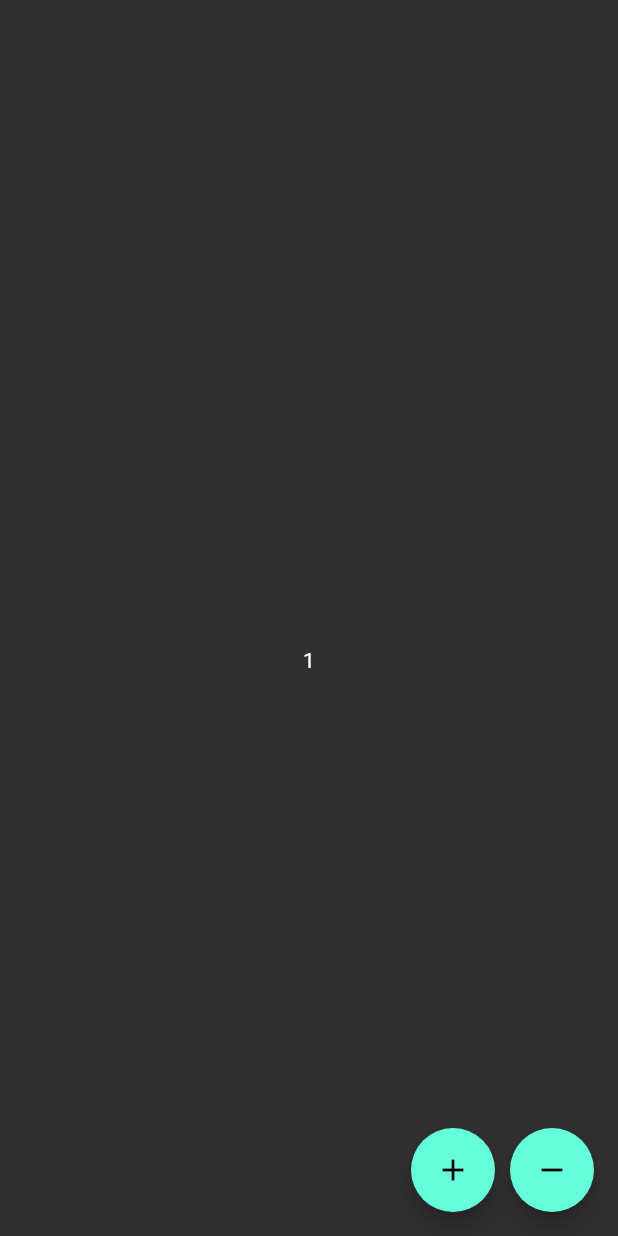
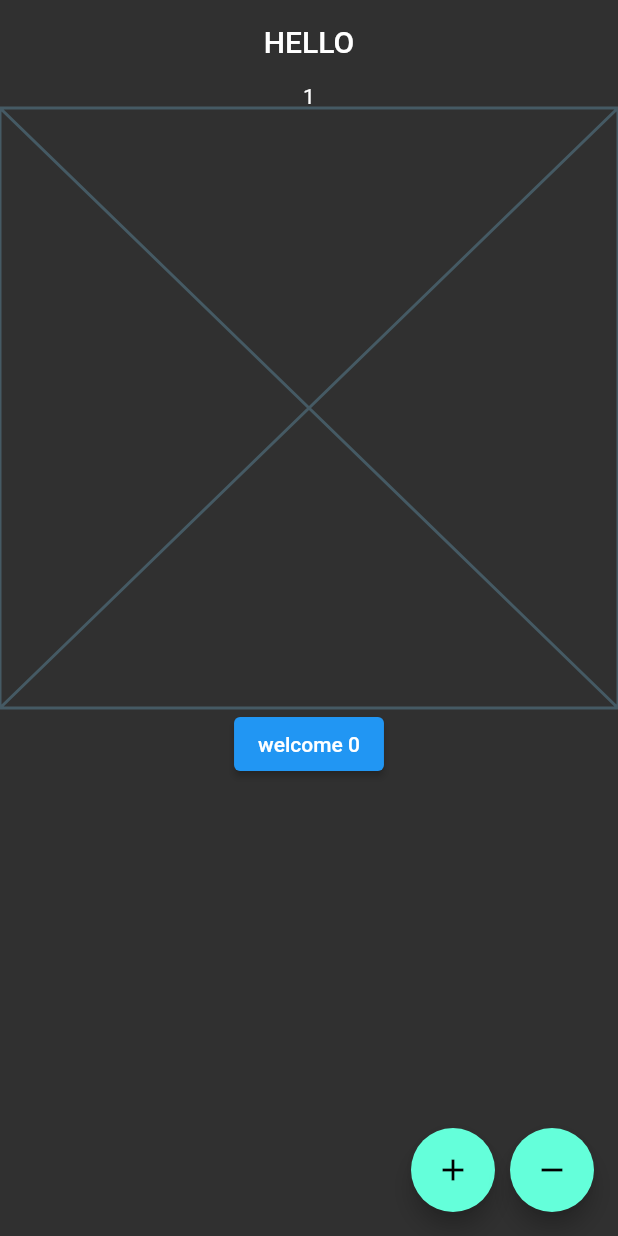
Before and after one commit to Deniz000/FlutterHints-Vb, a Flutter app: the screen it shows after launch, after a tap on the "add" icon, on a phone screen of 412 x 824 dp. Run offline on Flutter 3.47's test engine with Material 2 defaults, Android fonts, the phone set to English and light mode, and no system bars.

Commit message:
video 6.01

```diff
--- a/lib/101/stateful_learn.dart
+++ b/lib/101/stateful_learn.dart
@@ -1,4 +1,6 @@
 import 'package:flutter/material.dart';
+import 'package:flutterdeneme/product/counter_hello_button.dart';
+import 'package:flutterdeneme/product/language/language_item.dart';
 
 class StatefullLearn extends StatefulWidget {
   const StatefullLearn({super.key});
@@ -8,27 +10,60 @@ class StatefullLearn extends StatefulWidget {
 }
 
 class _StatefullLearnState extends State<StatefullLearn> {
+  int _countValue = 0;
+  int _counterCustom = 0;
+
+  void _updateCounter(bool isIncrement) {
+    if (isIncrement) {
+      setState(() {
+        ++_countValue;
+      });
+    } else {
+      setState(() {
+        --_countValue;
+      });
+    }
+  }
+
   @override
   Widget build(BuildContext context) {
     return Scaffold(
-      appBar: AppBar(),
+      appBar: AppBar(title: Text(LanguageItems.welcomeTitle)),
       floatingActionButton: Row(
         mainAxisSize: MainAxisSize.min,
         children: [
-          Padding(
-            padding: const EdgeInsets.only(right: 10),
-            child: FloatingActionButton(
-              onPressed: () {},
-              child: const Icon(Icons.add),
-            ),
-          ),
-          FloatingActionButton(
-            onPressed: () {},
-            child: const Icon(Icons.remove),
-          ),
+          _inc(),
+          _dec(),
         ],
       ),
-      body: const Center(child: Text('1')),
+      body: Column(
+        children: [
+          Center(child: Text(_countValue.toString())),
+          const Placeholder(),
+          const CounterHelloButton(),
+        ],
+      ),
+    );
+  }
+
+  FloatingActionButton _dec() {
+    return FloatingActionButton(
+      onPressed: () {
+        _updateCounter(false);
+      },
+      child: Icon(Icons.remove),
+    );
+  }
+
+  Padding _inc() {
+    return Padding(
+      padding: const EdgeInsets.only(right: 10),
+      child: FloatingActionButton(
+        onPressed: () {
+          _updateCounter(true);
+        },
+        child: Icon(Icons.add),
+      ),
     );
   }
 }
--- /dev/null
+++ b/lib/product/counter_hello_button.dart
@@ -0,0 +1,28 @@
+import 'package:flutter/material.dart';
+
+class CounterHelloButton extends StatefulWidget {
+  const CounterHelloButton({super.key});
+
+//32.23
+  @override
+  State<CounterHelloButton> createState() => _CounterHelloButtonState();
+}
+
+class _CounterHelloButtonState extends State<CounterHelloButton> {
+  int _counterCustom = 0;
+  final String _welcome = 'welcome';
+  void _updateCounter() {
+    setState(() {
+      ++_counterCustom;
+    });
+  }
+
+  @override
+  Widget build(BuildContext context) {
+    return ElevatedButton(
+        onPressed: () {
+          _updateCounter();
+        },
+        child: Text('$_welcome $_counterCustom'));
+  }
+}
--- /dev/null
+++ b/lib/product/language/language_item.dart
@@ -0,0 +1,3 @@
+class LanguageItems {
+  static const welcomeTitle = 'HELLO';
+}
```
Also changed, not shown: lib/101/d.dart (added, +15 -0 lines).
